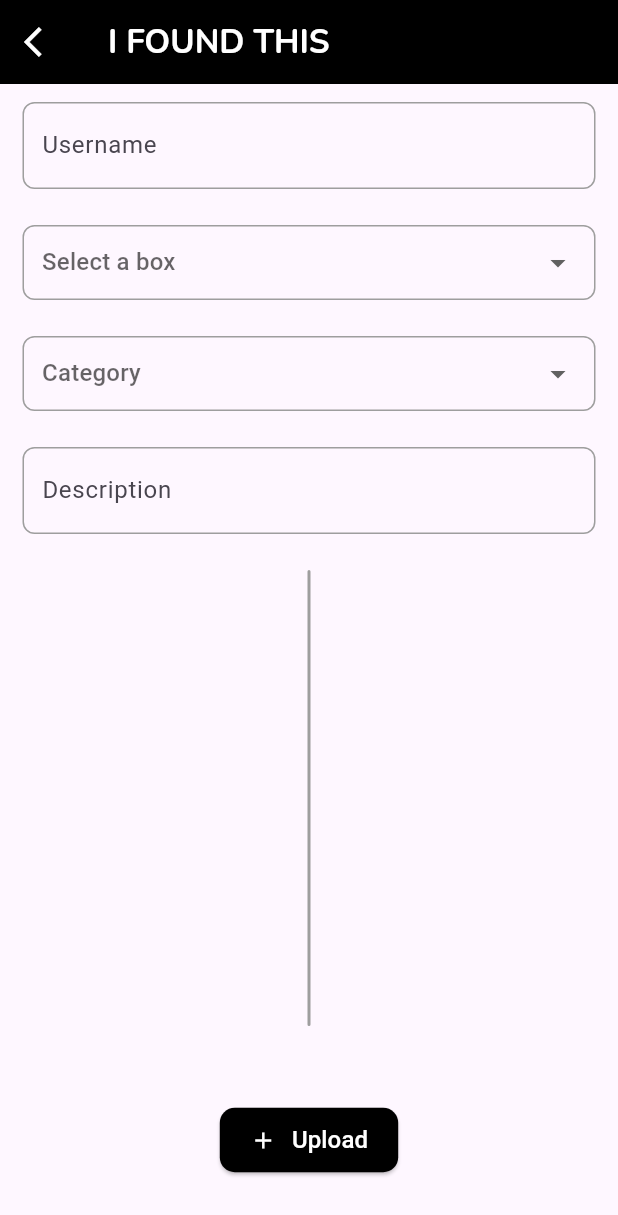
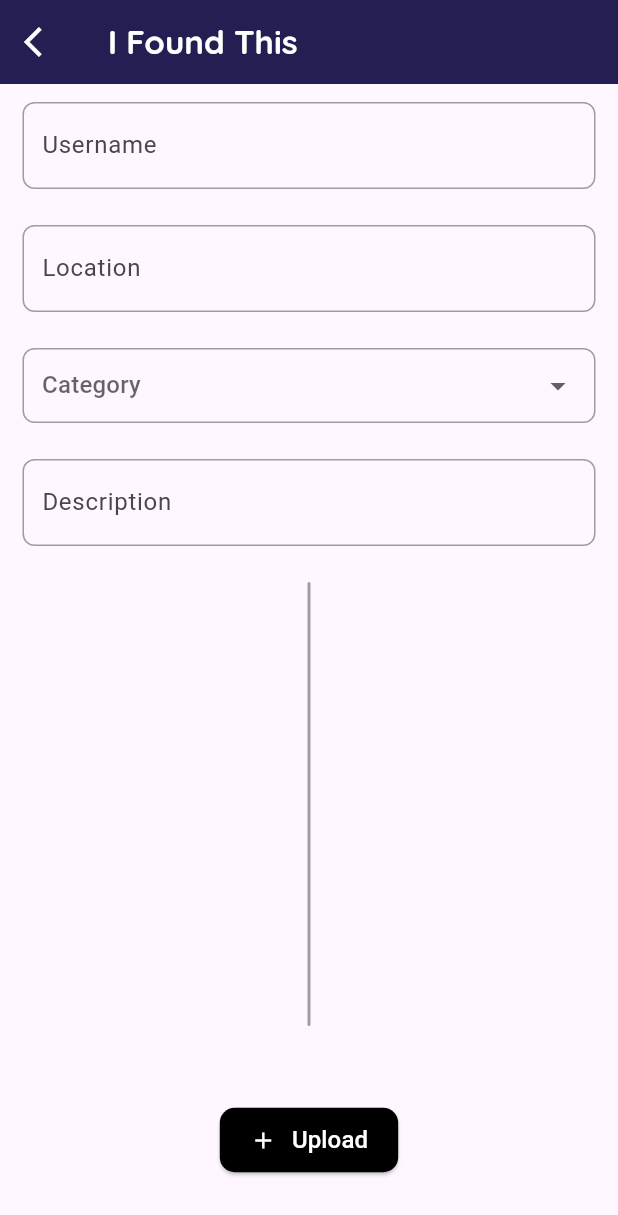
Before and after one commit to bispick-logncoding/bispick, a Flutter app: the PostPage screen opened directly with empty values, on a phone screen of 412 x 824 dp. Shown: the top 1215 px of the screen. Run offline on Flutter 3.47's test engine with Material 3 defaults, Android fonts, the phone set to English and light mode, and no system bars; our stand-ins replace camera, cloud_firestore, firebase_core, firebase_storage, flutter_dotenv, google_fonts and 1 more; missing offline and left inert: dart:html, google_sign_in_web; accounts and stored records are empty; statements that could not run were skipped.

Commit message:
Change styles

```diff
--- a/lib/pages/camerapage.dart
+++ b/lib/pages/camerapage.dart
@@ -6,6 +6,7 @@ import 'dart:ui' as ui;
 
 import 'package:bispick/lostitemCRUD/CRUD.dart';
 import 'package:bispick/pages/camera_web_methods.dart';
+import 'package:bispick/styles/AppColors.dart';
 import 'package:camera/camera.dart';
 import 'package:firebase_storage/firebase_storage.dart';
 import 'package:flutter/material.dart';
@@ -245,7 +246,7 @@ class _PostPageState extends State<PostPage> {
           )
         : Scaffold(
             appBar: AppBar(
-              backgroundColor: Colors.black,
+              backgroundColor: AppColors.primary,
               leading: IconButton(
                 icon: Icon(
                   Icons.arrow_back_ios,
@@ -256,9 +257,10 @@ class _PostPageState extends State<PostPage> {
                 },
               ),
               title: Text(
-                'I FOUND THIS',
-                style: GoogleFonts.nunito(
-                    fontWeight: FontWeight.bold, color: Colors.white),
+                'I Found This',
+                style: TextStyle(
+                  fontFamily: "Quicksand", color: Colors.white, fontWeight: FontWeight.bold
+                ),
               ),
             ),
             body: Form(
@@ -284,7 +286,7 @@ class _PostPageState extends State<PostPage> {
                             labelText: 'Username',
                             hintText: 'What is your name?'),
                         onChanged: (value) {
-                          username = value;
+                          box_number = value;
                         },
                         validator: (value) {
                           // Validate if the input is empty
@@ -307,42 +309,15 @@ class _PostPageState extends State<PostPage> {
                           width: 1.0,
                         ),
                       ),
-                      child: DropdownButtonFormField<String>(
-                        decoration: InputDecoration(border: InputBorder.none),
-                        validator: (value) {
-                          if (value == null || value.isEmpty) {
-                            return 'Please choose a box';
-                          }
-                          return null;
+                      child: TextFormField(
+                        decoration: InputDecoration(
+                            border: InputBorder.none,
+                            labelText: 'Location',
+                            hintText: 'Location Item Found'),
+                        onChanged: (value) {
+                          username = value;
                         },
-                        value: box_number,
-                        hint: Text('Select a box'),
-                        isExpanded: true,
-                        onChanged: (value) {
-                          setState(() {
-                            box_number = value!;
-                          });
-                        },
-                        items: [
-                          DropdownMenuItem<String>(
-                            value: "Box 1",
-                            child: Text('Box 1'),
-                          ),
-                          DropdownMenuItem<String>(
-                            value: "Box 2",
-                            child: Text('Box 2'),
-                          ),
-                          DropdownMenuItem<String>(
-                            value: "Box 3",
-                            child: Text('Box 3'),
-                          ),
-                          DropdownMenuItem<String>(
-                            value: "Box 4",
-                            child: Text('Box 4'),
-                          ),
-                        ],
-                      ),
-                    ),
+                    )),
                     Container(
                       margin:
                           EdgeInsets.symmetric(horizontal: 15, vertical: 12),
```
Also changed, not shown: lib/pages/homepage.dart (+3 -9 lines), lib/pages/itemsdetail.dart (+30 -44 lines).
